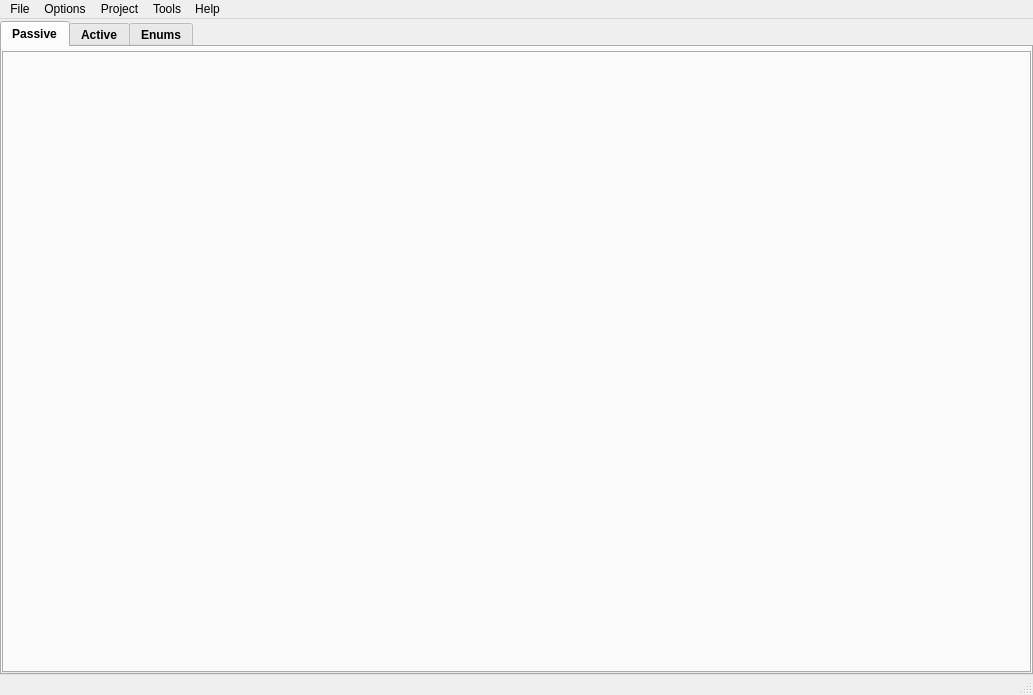
This is sub3suite/src/MainWindow.ui in 3nock/OTE as Qt 5 draws it before an edit. The edited form follows.
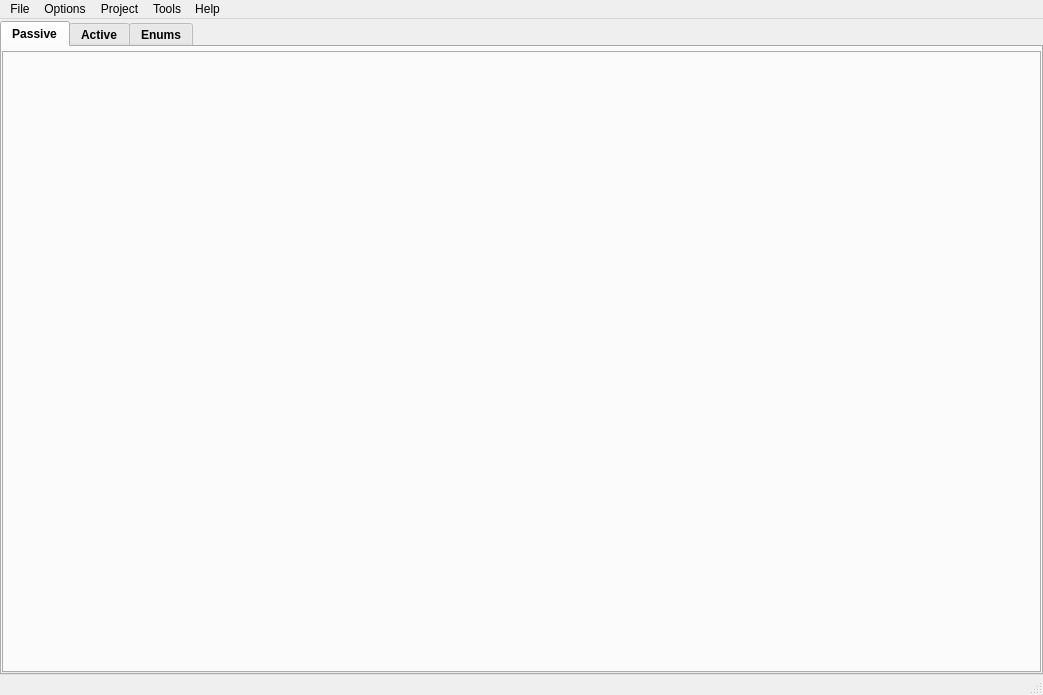
This is the edited form. Icons and pictures are not drawn.

What changed in the file:
```diff
--- a/sub3suite/src/MainWindow.ui
+++ b/sub3suite/src/MainWindow.ui
@@ -6,7 +6,7 @@
    <rect>
     <x>0</x>
     <y>0</y>
-    <width>1033</width>
+    <width>1043</width>
     <height>695</height>
    </rect>
   </property>
@@ -158,7 +158,7 @@
     <rect>
      <x>0</x>
      <y>0</y>
-     <width>1033</width>
+     <width>1043</width>
      <height>21</height>
     </rect>
    </property>
```
